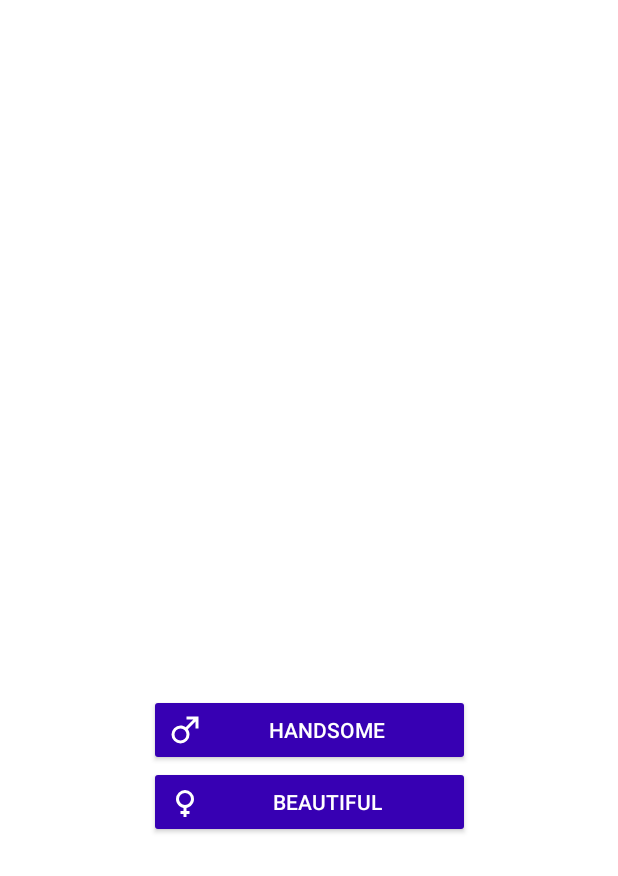
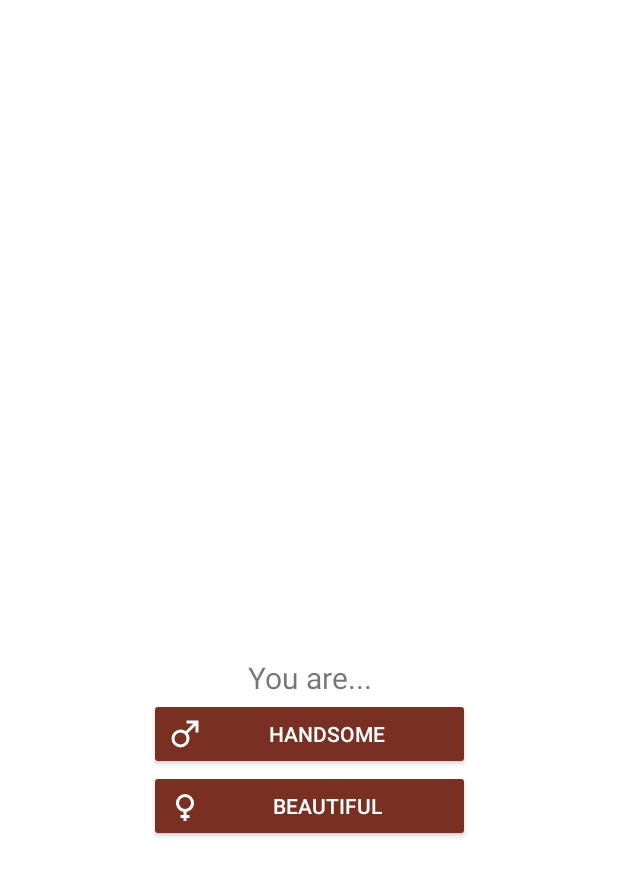
Before and after one commit to DoctorCrash81/LOTR_Face, an Android app: the layout activity_who_is.xml on its own in the app's theme, with its tools: preview values and no code run, on a phone screen of 412 x 824 dp. Shown: the top 876 px of the screen. Run offline under Robolectric (Android 15) with nearby library versions, the phone set to English and light mode, and no system bars.

Commit message:
Доработка

```diff
--- a/app/src/main/java/com/wizl/lookalike/logick/net/Network.kt
+++ b/app/src/main/java/com/wizl/lookalike/logick/net/Network.kt
@@ -73,7 +73,7 @@ class Network {
                 photoFileRB
             )
 
-        val strGender = if (gender) "dc2_male" else "dc2_female"
+        val strGender = if (gender) "LOTR_male" else "LOTR_female"
 
         val dataset = RequestBody.create("multipart/form-data".toMediaTypeOrNull(),strGender)
         val count = RequestBody.create("multipart/form-data".toMediaTypeOrNull(),"3")
--- a/app/src/main/java/com/wizl/lookalike/ui/PaywallActivity.kt
+++ b/app/src/main/java/com/wizl/lookalike/ui/PaywallActivity.kt
@@ -42,7 +42,7 @@ class PaywallActivity : AppCompatActivity() {
 
         //var bm = BitmapFactory.decodeResource(paywall_img1)
         var res = R.mipmap.paywall_img1
-        if (bSecondImage) res = R.mipmap.paywall_img2
+        //if (bSecondImage) res = R.mipmap.paywall_img2
 
         _imgPaywall1.setImageResource(res)
 
--- a/app/src/main/res/layout/activity_main.xml
+++ b/app/src/main/res/layout/activity_main.xml
@@ -10,7 +10,7 @@
     <TextView
         android:layout_width="wrap_content"
         android:layout_height="wrap_content"
-        android:text="@string/your_dc_lookalike"
+        android:text="@string/your_lookalike"
         app:layout_constraintBottom_toBottomOf="parent"
         app:layout_constraintLeft_toLeftOf="parent"
         app:layout_constraintRight_toRightOf="parent"
--- a/app/src/main/res/layout/activity_who_is.xml
+++ b/app/src/main/res/layout/activity_who_is.xml
@@ -9,7 +9,7 @@
 
     <LinearLayout
         android:layout_width="295dp"
-        android:layout_height="115dp"
+        android:layout_height="140dp"
         android:layout_marginStart="32dp"
         android:layout_marginLeft="32dp"
         android:layout_marginTop="389dp"
@@ -22,6 +22,15 @@
         app:layout_constraintStart_toStartOf="parent"
         app:layout_constraintTop_toTopOf="parent"
         app:layout_constraintVertical_bias="1.0">
+
+        <TextView
+            android:id="@+id/textView"
+            android:layout_width="wrap_content"
+            android:layout_height="wrap_content"
+            android:layout_gravity="center_horizontal"
+            android:gravity="center"
+            android:text="@string/you_are"
+            android:textSize="20sp" />
 
         <androidx.appcompat.widget.AppCompatButton
             android:id="@+id/_btHandsome"
--- a/app/src/main/res/values/colors.xml
+++ b/app/src/main/res/values/colors.xml
@@ -3,7 +3,7 @@
     <color name="colorPrimary">#6200EE</color>
     <color name="colorPrimaryDark">#3700B3</color>
     <color name="colorAccent">#03DAC5</color>
-    <color name="colorBtnFace">#3700B3</color>
+    <color name="colorBtnFace">#793022</color>
     <color name="colorBtnText">#FFFFFF</color>
 
 </resources>
```
Also changed, not shown: app/src/main/java/com/wizl/lookalike/model/FaceForPost.kt (+0 -10 lines), app/src/main/res/layout/activity_paywall.xml (+0 -25 lines), app/src/main/res/values/strings.xml (+4 -4 lines), 2 other files.
